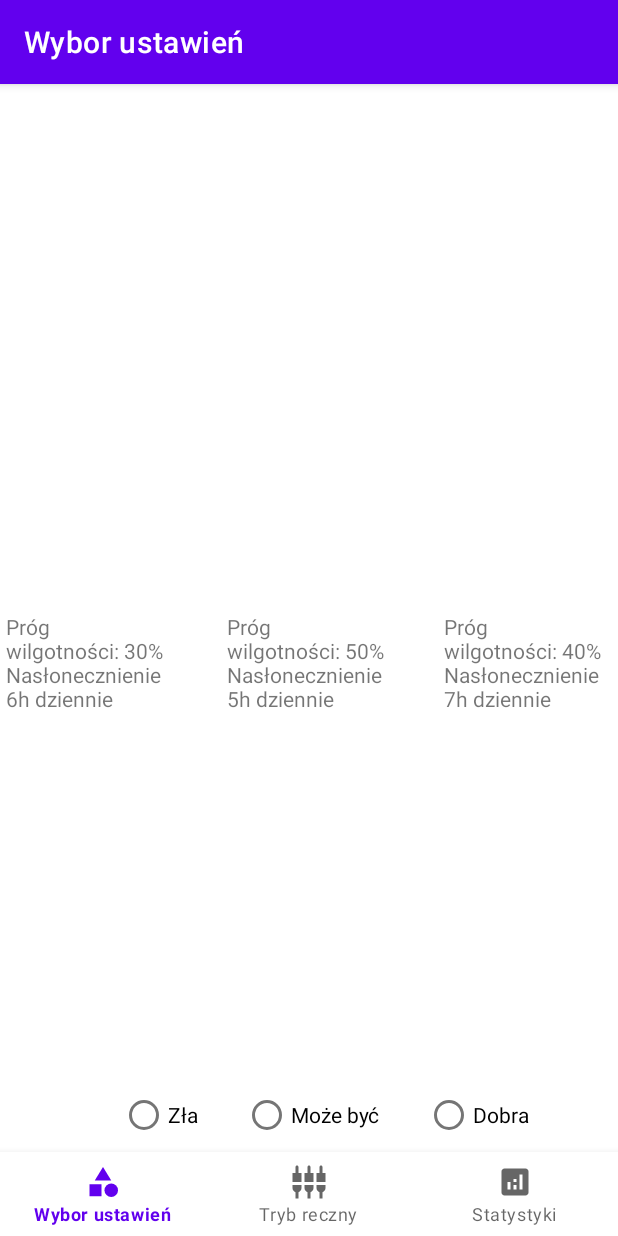
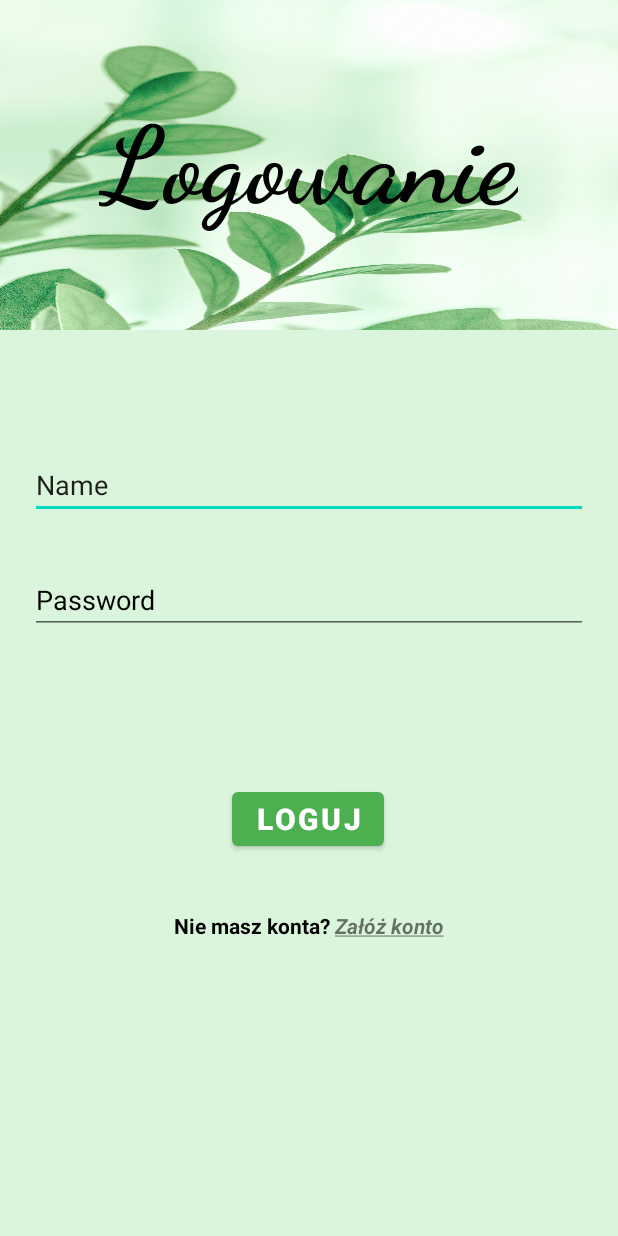
Before and after one commit to mklimek585/Interaktywna_szklarnia, an Android app: the screen it shows after launch (MainActivity before the commit, LoginActivity after it), on a phone screen of 412 x 824 dp. Run offline under Robolectric (Android 15) with nearby library versions, the phone set to English and light mode, and no system bars.

Commit message:
Working login screen prototype

```diff
--- /dev/null
+++ b/app/src/main/java/pwr/project/interaktywna_szklarnia/LoginActivity.kt
@@ -0,0 +1,35 @@
+package pwr.project.interaktywna_szklarnia
+
+
+import android.content.Intent
+import androidx.appcompat.app.AppCompatActivity
+import android.os.Bundle
+import android.view.View
+import android.widget.TextView
+import pwr.project.interaktywna_szklarnia.databinding.ActivityLoginBinding
+
+
+class LoginActivity : AppCompatActivity() {
+
+    private lateinit var binding: ActivityLoginBinding
+
+    override fun onCreate(savedInstanceState: Bundle?) {
+        super.onCreate(savedInstanceState)
+        binding = ActivityLoginBinding.inflate(layoutInflater)
+        val view = binding.root
+        setContentView(view)
+    }
+
+    fun setupRegisterLink(view: View?) {
+        binding = ActivityLoginBinding.inflate(layoutInflater)
+        setContentView(binding.root)
+
+        val tvRegister : TextView = binding.tvRegisterLink
+
+    }
+
+    fun loginMainActivity(view: View) {
+        val intent = Intent(this, MainActivity::class.java)
+        startActivity(intent)
+    }
+}
--- /dev/null
+++ b/app/src/main/res/layout/activity_login.xml
@@ -0,0 +1,118 @@
+<?xml version="1.0" encoding="utf-8"?>
+<androidx.constraintlayout.widget.ConstraintLayout xmlns:android="http://schemas.android.com/apk/res/android"
+    xmlns:app="http://schemas.android.com/apk/res-auto"
+    xmlns:tools="http://schemas.android.com/tools"
+    android:layout_width="match_parent"
+    android:layout_height="match_parent"
+    android:background="#DBF5DC"
+    tools:context=".LoginActivity">
+
+
+    <Button
+        android:id="@+id/btnLogin"
+        android:layout_width="wrap_content"
+        android:layout_height="wrap_content"
+        android:text="Loguj"
+        android:textSize="20dp"
+        android:textStyle="bold"
+        android:visibility="visible"
+        app:layout_constraintBottom_toBottomOf="parent"
+        app:layout_constraintEnd_toEndOf="parent"
+        app:layout_constraintHorizontal_bias="0.498"
+        app:layout_constraintStart_toStartOf="parent"
+        app:layout_constraintTop_toTopOf="parent"
+        app:layout_constraintVertical_bias="0.673"
+        tools:visibility="visible"
+        android:onClick="loginMainActivity"/>
+
+    <EditText
+        android:id="@+id/editTextTextPersonName"
+        android:layout_width="0dp"
+        android:layout_height="wrap_content"
+        android:layout_margin="20dp"
+        android:ems="10"
+        android:inputType="textPersonName"
+        android:text="Name"
+        app:layout_constraintBottom_toBottomOf="parent"
+        app:layout_constraintEnd_toEndOf="parent"
+        app:layout_constraintStart_toStartOf="parent"
+        app:layout_constraintTop_toTopOf="parent"
+        app:layout_constraintVertical_bias="0.38" />
+
+    <EditText
+        android:id="@+id/editTextTextPassword"
+        android:layout_width="0dp"
+        android:layout_height="wrap_content"
+        android:layout_margin="20dp"
+        android:ems="10"
+        android:hint="Password"
+        android:inputType="textPassword"
+        android:textColorHint="@color/black"
+        app:layout_constraintBottom_toBottomOf="parent"
+        app:layout_constraintEnd_toEndOf="parent"
+        app:layout_constraintHorizontal_bias="0.4"
+        app:layout_constraintStart_toStartOf="parent"
+        app:layout_constraintTop_toBottomOf="@+id/editTextTextPersonName"
+        app:layout_constraintVertical_bias="0.029" />
+
+    <LinearLayout
+        android:layout_width="match_parent"
+        android:layout_height="220dp"
+        android:background="@drawable/asd"
+        android:gravity="center"
+        android:orientation="vertical"
+        app:layout_constraintBottom_toBottomOf="parent"
+        app:layout_constraintEnd_toEndOf="parent"
+        app:layout_constraintHorizontal_bias="0.0"
+        app:layout_constraintStart_toStartOf="parent"
+        app:layout_constraintTop_toTopOf="parent"
+        app:layout_constraintVertical_bias="0.0">
+
+        <TextView
+            android:id="@+id/textView12"
+            android:layout_width="wrap_content"
+            android:layout_height="wrap_content"
+            android:fontFamily="cursive"
+            android:text="Logowanie"
+            android:textColor="@color/black"
+            android:textSize="72dp"
+            android:textStyle="bold" />
+    </LinearLayout>
+
+    <LinearLayout
+        android:layout_width="wrap_content"
+        android:layout_height="64dp"
+        android:gravity="center"
+        android:orientation="horizontal"
+        app:layout_constraintBottom_toBottomOf="parent"
+        app:layout_constraintEnd_toEndOf="parent"
+        app:layout_constraintStart_toStartOf="parent"
+        app:layout_constraintTop_toBottomOf="@+id/btnLogin"
+        app:layout_constraintVertical_bias="0.081">
+
+
+        <TextView
+            android:id="@+id/tvRegister"
+            android:layout_width="wrap_content"
+            android:layout_height="wrap_content"
+            android:layout_weight="1"
+            android:text="Nie masz konta? "
+            android:textColor="@color/black"
+            android:textSize="14dp"
+            android:textStyle="bold" />
+
+        <TextView
+            android:id="@+id/tvRegisterLink"
+            android:layout_width="wrap_content"
+            android:layout_height="wrap_content"
+            android:layout_weight="1"
+            android:text="@string/register"
+            android:textColorHighlight="@color/purple_700"
+            android:textSize="14dp"
+            android:textStyle="bold" />
+
+/>
+
+    </LinearLayout>
+
+</androidx.constraintlayout.widget.ConstraintLayout>
--- a/app/src/main/res/layout/activity_main.xml
+++ b/app/src/main/res/layout/activity_main.xml
@@ -3,8 +3,7 @@
     xmlns:app="http://schemas.android.com/apk/res-auto"
     android:id="@+id/container"
     android:layout_width="match_parent"
-    android:layout_height="match_parent"
-    android:paddingTop="?attr/actionBarSize">
+    android:layout_height="match_parent">
 
     <com.google.android.material.bottomnavigation.BottomNavigationView
         android:id="@+id/nav_view"
--- a/app/src/main/res/layout/fragment_home.xml
+++ b/app/src/main/res/layout/fragment_home.xml
@@ -11,77 +11,113 @@
         android:id="@+id/radioGroup"
         android:layout_width="match_parent"
         android:layout_height="wrap_content"
-        android:layout_marginTop="228dp"
+        android:layout_marginTop="268dp"
         android:orientation="horizontal"
-        app:layout_constraintBottom_toBottomOf="parent"
         app:layout_constraintStart_toStartOf="parent"
-        app:layout_constraintTop_toBottomOf="@+id/textView3"
-        app:layout_constraintVertical_bias="0.0">
+        app:layout_constraintTop_toBottomOf="@+id/textView3">
 
         <RadioButton
             android:id="@+id/radio_zla"
             android:layout_width="wrap_content"
             android:layout_height="wrap_content"
-            android:layout_marginStart="80dp"
+            android:layout_gravity="start"
+            android:layout_marginStart="65dp"
             android:layout_marginTop="16dp"
+            android:layoutDirection="rtl"
             android:onClick="onRadioButtonClicked"
-            android:paddingEnd="30dp"
-            android:text="Zła" />
+            android:paddingEnd="10dp"
+            android:text="Opcja1"
+            android:textAlignment="textStart" />
 
         <RadioButton
             android:id="@+id/radio_ok"
             android:layout_width="wrap_content"
             android:layout_height="wrap_content"
+            android:layout_gravity="start"
             android:layout_marginTop="16dp"
+            android:layoutDirection="rtl"
             android:onClick="onRadioButtonClicked"
-            android:paddingEnd="30dp"
-            android:text="Może być" />
+            android:text="Opcja2"
+            android:textAlignment="textStart" />
 
         <RadioButton
             android:id="@+id/radio_dobra"
             android:layout_width="wrap_content"
             android:layout_height="wrap_content"
+            android:layout_gravity="start"
             android:layout_marginTop="16dp"
+            android:layoutDirection="rtl"
             android:onClick="onRadioButtonClicked"
-            android:text="Dobra" />
+            android:paddingEnd="65dp"
+            android:text="Opcja3"
+            android:textAlignment="textStart" />
     </RadioGroup>
 
     <TextView
         android:id="@+id/textView3"
         android:layout_width="108dp"
         android:layout_height="wrap_content"
-        android:layout_marginTop="296dp"
         android:text="Próg wilgotności: 50%
-Nasłonecznienie 5h dziennie"
-        app:layout_constraintBottom_toTopOf="@+id/switch5"
+Nasłonecznienie 5h dziennie
+"
         app:layout_constraintEnd_toStartOf="@+id/textView2"
-        app:layout_constraintHorizontal_bias="0.52"
         app:layout_constraintStart_toEndOf="@+id/textView"
-        app:layout_constraintTop_toTopOf="parent" />
+        app:layout_constraintTop_toBottomOf="@+id/textView5" />
 
     <TextView
         android:id="@+id/textView2"
         android:layout_width="108dp"
         android:layout_height="wrap_content"
-        android:layout_marginTop="296dp"
-        android:layout_marginEnd="8dp"
+        android:layout_marginEnd="12dp"
         android:text="Próg wilgotności: 40%
 Nasłonecznienie 7h dziennie"
-        app:layout_constraintBottom_toTopOf="@+id/switch5"
         app:layout_constraintEnd_toEndOf="parent"
-        app:layout_constraintTop_toTopOf="parent" />
+        app:layout_constraintTop_toBottomOf="@+id/textView6" />
 
     <TextView
         android:id="@+id/textView"
         android:layout_width="108dp"
         android:layout_height="wrap_content"
         android:layout_marginStart="4dp"
-        android:layout_marginTop="296dp"
         android:text="Próg wilgotności: 30%
 Nasłonecznienie 6h dziennie"
-        app:layout_constraintBottom_toTopOf="@+id/switch5"
+        app:layout_constraintStart_toStartOf="parent"
+        app:layout_constraintTop_toBottomOf="@+id/textView4" />
+
+    <TextView
+        android:id="@+id/textView4"
+        android:layout_width="108dp"
+        android:layout_height="wrap_content"
+        android:layout_marginTop="40dp"
+        android:layout_marginStart="4dp"
+        android:text="Opcja 1"
+        android:textSize="20sp"
+        android:textStyle="bold"
         app:layout_constraintStart_toStartOf="parent"
         app:layout_constraintTop_toTopOf="parent" />
 
+    <TextView
+        android:id="@+id/textView5"
+        android:layout_width="108dp"
+        android:layout_height="wrap_content"
+        android:layout_marginTop="40dp"
+        android:text="Opcja 2"
+        android:textSize="20sp"
+        android:textStyle="bold"
+        app:layout_constraintEnd_toStartOf="@+id/textView6"
+        app:layout_constraintStart_toEndOf="@+id/textView4"
+        app:layout_constraintTop_toTopOf="parent" />
+
+    <TextView
+        android:id="@+id/textView6"
+        android:layout_width="108dp"
+        android:layout_height="wrap_content"
+        android:layout_marginTop="40dp"
+        android:layout_marginEnd="12dp"
+        android:text="Opcja 3"
+        android:textSize="20sp"
+        android:textStyle="bold"
+        app:layout_constraintEnd_toEndOf="parent"
+        app:layout_constraintTop_toTopOf="parent" />
 
 </androidx.constraintlayout.widget.ConstraintLayout>
--- a/app/src/main/res/values-night/themes.xml
+++ b/app/src/main/res/values-night/themes.xml
@@ -1,6 +1,6 @@
 <resources xmlns:tools="http://schemas.android.com/tools">
     <!-- Base application theme. -->
-    <style name="Theme.Interaktywna_szklarnia" parent="Theme.MaterialComponents.DayNight.DarkActionBar">
+    <style name="Theme.Interaktywna_szklarnia" parent="Theme.MaterialComponents.DayNight.NoActionBar">
         <!-- Primary brand color. -->
         <item name="colorPrimary">@color/purple_200</item>
         <item name="colorPrimaryVariant">@color/purple_700</item>
--- a/app/src/main/res/values/strings.xml
+++ b/app/src/main/res/values/strings.xml
@@ -14,4 +14,7 @@
         <item>Uranus</item>
         <item>Neptune</item>
     </string-array>
+
+    <string name="register"><u><b><i>Załóż konto</i></b></u></string>
+
 </resources>
--- a/app/src/main/res/values/themes.xml
+++ b/app/src/main/res/values/themes.xml
@@ -1,9 +1,9 @@
 <resources xmlns:tools="http://schemas.android.com/tools">
     <!-- Base application theme. -->
-    <style name="Theme.Interaktywna_szklarnia" parent="Theme.MaterialComponents.DayNight.DarkActionBar">
+    <style name="Theme.Interaktywna_szklarnia" parent="Theme.MaterialComponents.DayNight.NoActionBar">
         <!-- Primary brand color. -->
-        <item name="colorPrimary">@color/purple_500</item>
-        <item name="colorPrimaryVariant">@color/purple_700</item>
+        <item name="colorPrimary">#4CAF50</item>
+        <item name="colorPrimaryVariant">@color/design_default_color_secondary_variant</item>
         <item name="colorOnPrimary">@color/white</item>
         <!-- Secondary brand color. -->
         <item name="colorSecondary">@color/teal_200</item>
```
Also changed, not shown: app/src/main/AndroidManifest.xml (+10 -3 lines), app/src/main/java/pwr/project/interaktywna_szklarnia/MainActivity.kt (+26 -1 lines), app/src/main/java/pwr/project/interaktywna_szklarnia/RegisterActivity.kt (added, +11 -0 lines), app/src/main/res/layout/activity_register.xml (added, +16 -0 lines), app/src/main/res/drawable/asd.jpg (added), 2 other files.
